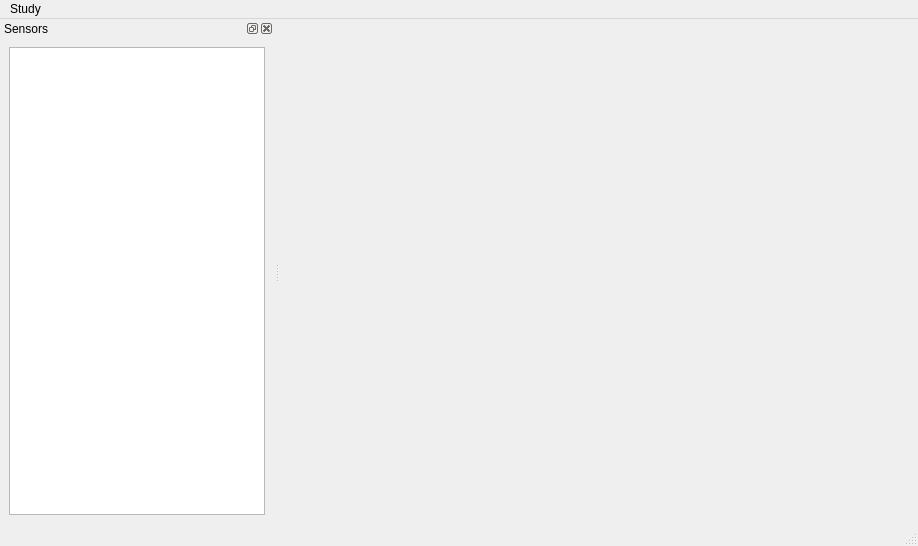
Above: molonari_data/molonaviz/mainwindow.ui from leamailhol/MOLO-projet-interface before the change. Below: the same form after it.
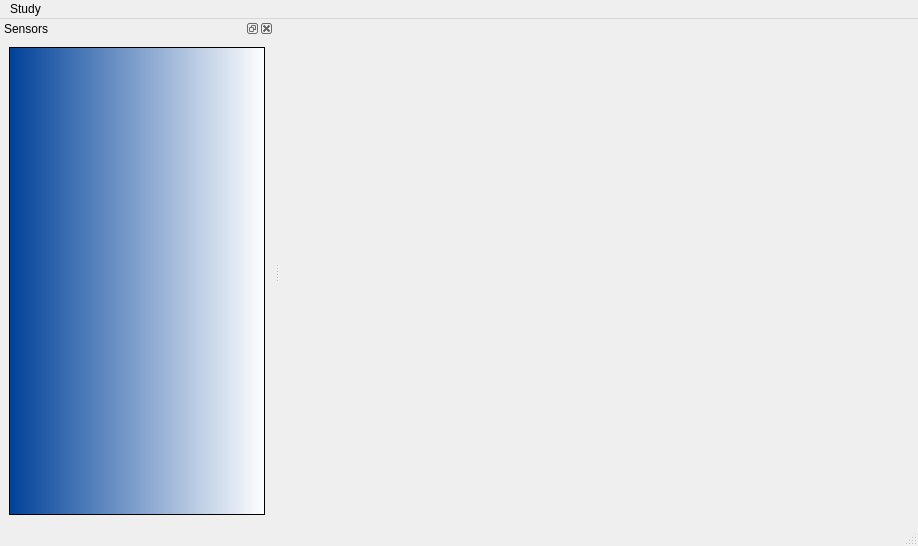
That is the form after the change.

Commit message: Petit changement de couleur hihi

Diff of the .ui file:
```diff
--- a/molonari_data/molonaviz/mainwindow.ui
+++ b/molonari_data/molonaviz/mainwindow.ui
@@ -44,7 +44,11 @@
    <widget class="QWidget" name="dockWidgetContents">
     <layout class="QVBoxLayout" name="verticalLayout">
      <item>
-      <widget class="QTreeView" name="treeViewSensors"/>
+      <widget class="QTreeView" name="treeViewSensors">
+       <property name="styleSheet">
+        <string notr="true">background-color: qlineargradient(spread:pad, x1:0, y1:0, x2:1, y2:0, stop:0 rgba(0, 65, 153, 255), stop:1 rgba(255, 255, 255, 255));</string>
+       </property>
+      </widget>
      </item>
     </layout>
    </widget>
```
Left out of the diff: 2 changed lines with no effect on the pictures.
